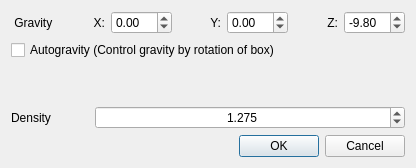
First picture: the form in worldsettings.ui, repository jacobmoroni/SnowGlobe, before the edit.
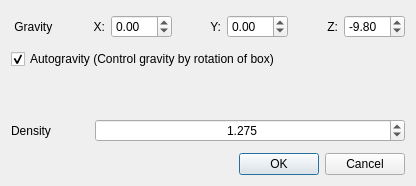
Second picture: the form after the edit.

The edit to the form file:
```diff
--- a/worldsettings.ui
+++ b/worldsettings.ui
@@ -7,7 +7,7 @@
     <x>0</x>
     <y>0</y>
     <width>416</width>
-    <height>166</height>
+    <height>186</height>
    </rect>
   </property>
   <property name="windowTitle">
@@ -156,7 +156,7 @@
       <string>Autogravity (Control gravity by rotation of box)</string>
      </property>
      <property name="checked">
-      <bool>false</bool>
+      <bool>true</bool>
      </property>
     </widget>
    </item>
```
